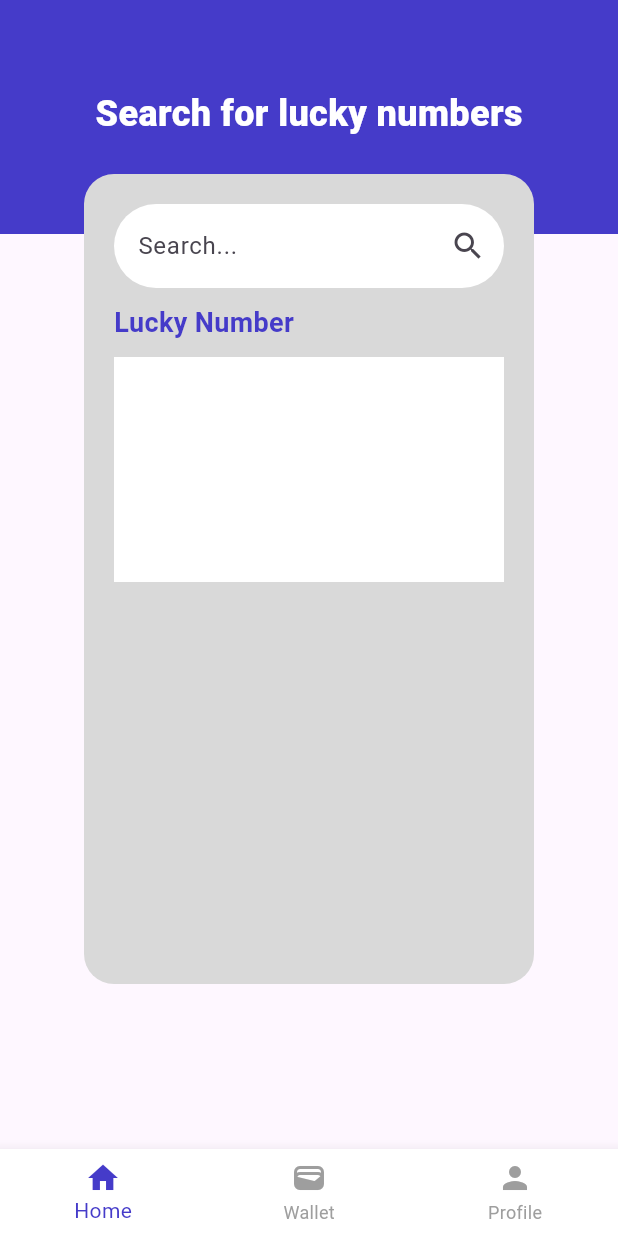
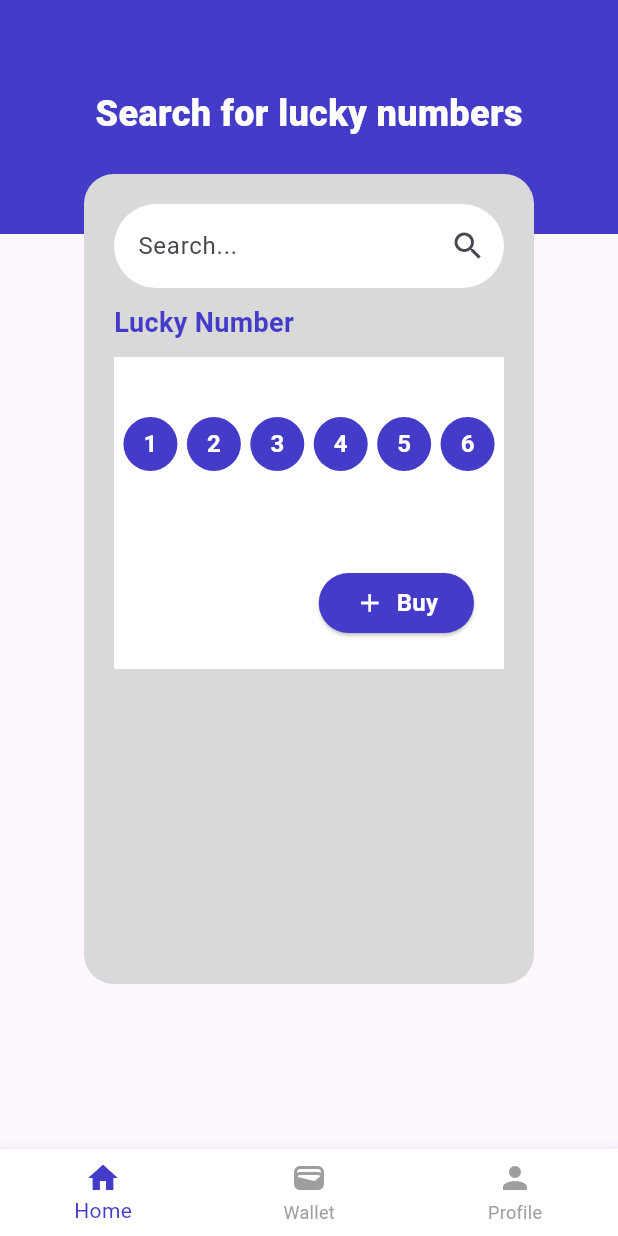
Before and after one commit to akarapon007/LottoApp, a Flutter app: the HomePage screen opened directly, on a phone screen of 412 x 824 dp. Run offline on Flutter 3.47's test engine with Material 3 defaults, Android fonts, the phone set to English and light mode, and no system bars.

```diff
--- a/lib/pages/home.dart
+++ b/lib/pages/home.dart
@@ -1,5 +1,6 @@
 import 'package:flutter/material.dart';
 import 'profile.dart'; // Import the ProfilePage
+import 'wallet.dart'; // Import the WalletPage
 
 class HomePage extends StatelessWidget {
   @override
@@ -82,7 +83,9 @@ class HomePage extends StatelessWidget {
               ),
               height: 350,
               width: 300,
-              child: Padding(
+              child: Stack(
+                children: [
+                  Padding(
                     padding: const EdgeInsets.all(20.0),
                     child: Column(
                       children: [
@@ -116,14 +119,74 @@ class HomePage extends StatelessWidget {
                           ),
                         ),
                         const SizedBox(height: 10),
-                    Container(
-                      color: Color(0xFFffffff),
-                      height: 150,
+                        Expanded(
+                          child: Container(
+                            color: Color(0xFFFFFFFF),
                             width: double.infinity,
-
+                            child: Stack(
+                              children: [
+                                Padding(
+                                  padding: const EdgeInsets.only(top: 40.0),
+                                  child: Row(
+                                    mainAxisAlignment: MainAxisAlignment.spaceEvenly,
+                                    children: List.generate(6, (index) {
+                                      return CircleAvatar(
+                                        radius: 18, // Size of the circle
+                                        backgroundColor: Color(0xFF453BC9),
+                                        child: Text(
+                                          '${index + 1}', // Replace with actual numbers
+                                          style: TextStyle(
+                                            color: Colors.white,
+                                            fontSize: 16, // Font size
+                                            fontWeight: FontWeight.bold,
+                                          ),
+                                        ),
+                                      );
+                                    }),
+                                  ),
+                                ),
+                                Positioned(
+                                  bottom: 20,
+                                  right: 20,
+                                  child: ElevatedButton(
+                                    onPressed: () {
+                                      print("Buy button pressed");
+                                    },
+                                    style: ElevatedButton.styleFrom(
+                                      backgroundColor: Color(0xFF453BC9), // Background color
+                                      shape: RoundedRectangleBorder(
+                                        borderRadius: BorderRadius.circular(40.0),
+                                      ),
+                                    ),
+                                    child: Row(
+                                      mainAxisSize: MainAxisSize.min,
+                                      children: [
+                                        Icon(
+                                          Icons.add,
+                                          color: Colors.white,
+                                          size: 20,
+                                        ),
+                                        const SizedBox(width: 8),
+                                        Text(
+                                          'Buy',
+                                          style: TextStyle(
+                                            color: Colors.white,
+                                            fontSize: 16,
+                                            fontWeight: FontWeight.bold,
+                                          ),
                                         ),
                                       ],
                                     ),
+                                  ),
+                                ),
+                              ],
+                            ),
+                          ),
+                        ),
+                      ],
+                    ),
+                  ),
+                ],
               ),
             ),
           ),
@@ -153,6 +216,11 @@ class HomePage extends StatelessWidget {
               context,
               MaterialPageRoute(builder: (context) => ProfilePage()),
             );
+          } else if (index == 1) { // "Wallet" icon is at index 1
+            Navigator.push(
+              context,
+              MaterialPageRoute(builder: (context) => WalletPage()),
+            );
           } else {
             // Handle other tabs
             print("Selected tab: $index");
```
Also changed, not shown: lib/pages/wallet.dart (added, +107 -0 lines). Lines whose indentation alone changed are shown as unchanged.
